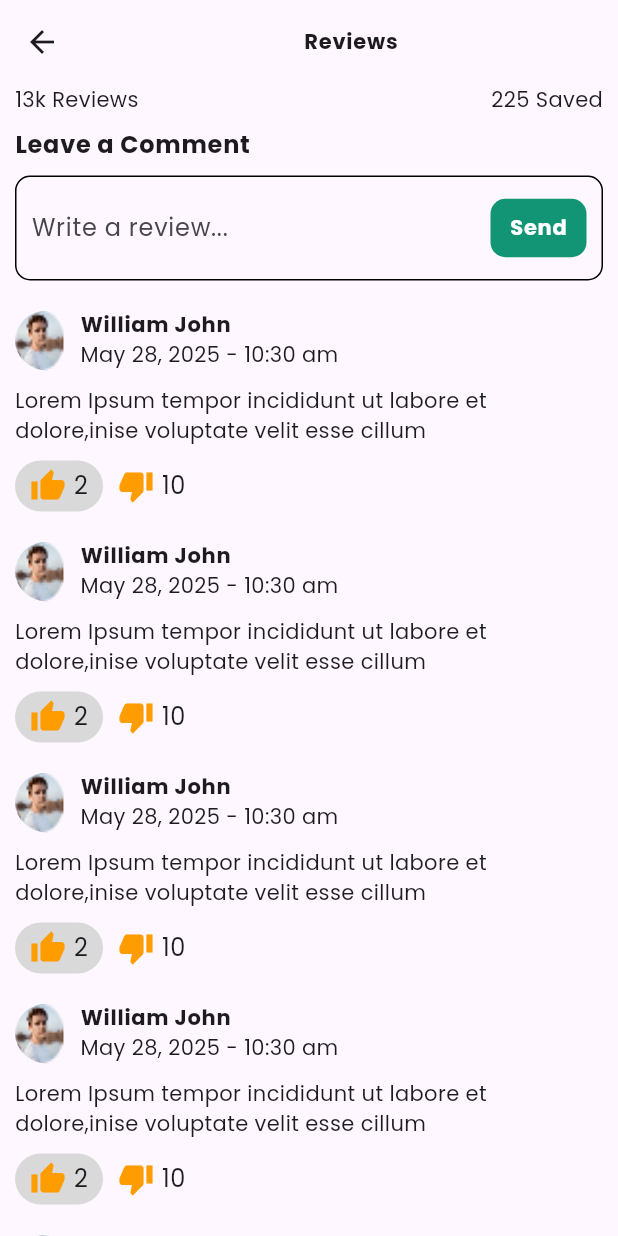
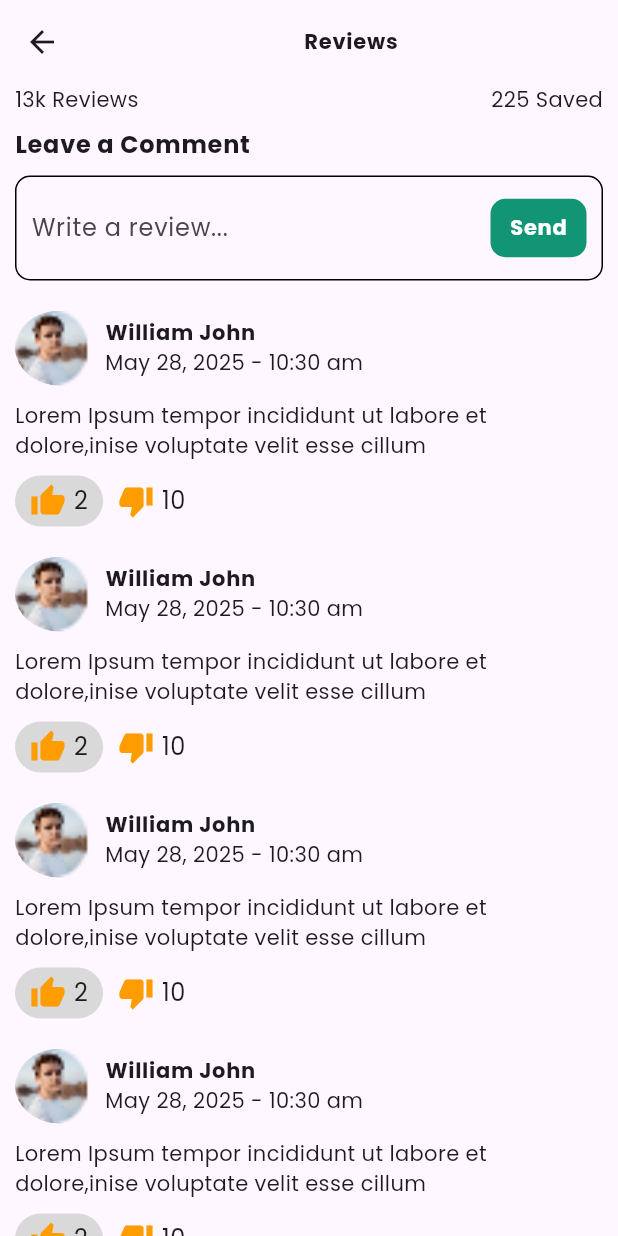
Before and after one commit to abdulrehman202/recipe_app, a Flutter app: the ReviewScreen screen opened directly, on a phone screen of 412 x 824 dp. Run offline on Flutter 3.47's test engine with Material 3 defaults, Android fonts, the phone set to English and light mode, and no system bars; our stand-ins replace chips_choice, readmore.

Commit message:
Comment card image issue resolved

```diff
--- a/lib/View/Custom Widgets/CommentCard.dart
+++ b/lib/View/Custom Widgets/CommentCard.dart
@@ -14,22 +14,18 @@ class CommentCard extends StatelessWidget {
         children: [
           Row(
             children: [
-              Expanded(
-                flex: 1,
-                child: ClipOval(
-                  child: Container(
-                    margin: const EdgeInsets.only(right: 10.0),
-                    width: 40,
-                    height: 40,
-                    child: Image.asset(
-                      Constants.BASE_IMG_PATH + Constants.DP_IMAGE,
-                      fit: BoxFit.fill,
-                    ),
+              ClipOval(
+                child: Container(
+                  margin: const EdgeInsets.only(right: 10.0),
+                  width: 50,
+                  height: 50,
+                  child: Image.asset(
+                    Constants.BASE_IMG_PATH + Constants.DP_IMAGE,
+                    fit: BoxFit.fill,
                   ),
                 ),
               ),
               Expanded(
-                  flex: 8,
                   child: Column(
                     crossAxisAlignment: CrossAxisAlignment.start,
                     children: [
```
